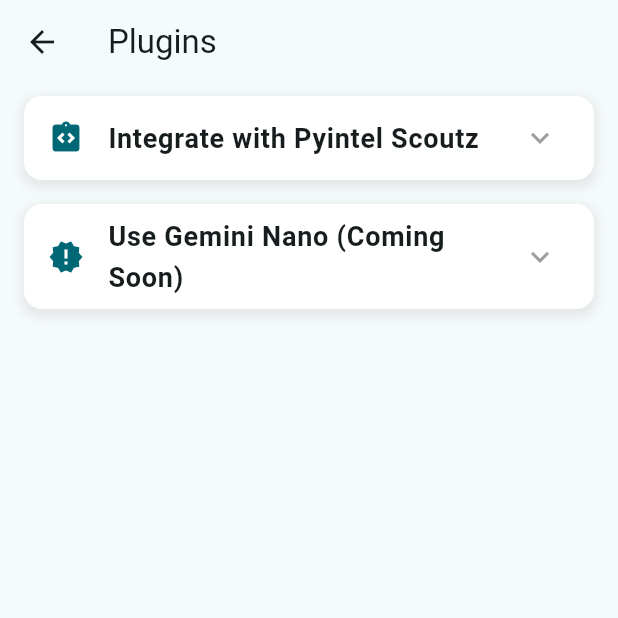
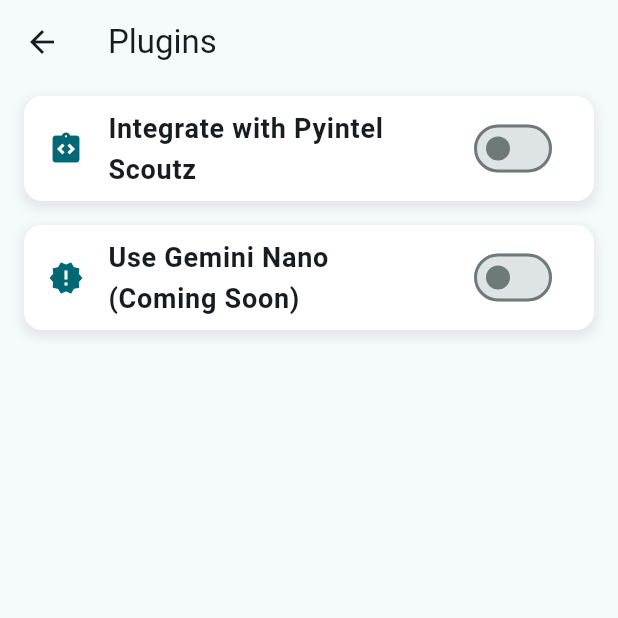
Before and after one commit to riteshrajas/Scout-Ops-Android, a Flutter app: the screen it shows after launch, after a tap on the "extension" icon, on a phone screen of 412 x 824 dp, the top half of it. Run offline on Flutter 3.47's test engine with Material 3 defaults, Android fonts, the phone set to English and light mode, and no system bars; our stand-ins replace carousel_slider, dotted_border, flutter_rating_bar, google_fonts, hive, hive_flutter and 3 more; accounts and stored records are empty.

```diff
--- a/lib/pages/plugins.dart
+++ b/lib/pages/plugins.dart
@@ -1,4 +1,5 @@
 import 'dart:convert';
+
 import 'package:flutter/material.dart';
 import 'package:hive/hive.dart';
 import 'package:http/http.dart' as http;
@@ -15,6 +16,10 @@
   final TextEditingController _controllerIp = TextEditingController();
   final TextEditingController _controllerDeviceName = TextEditingController();
   Color _testButtonColor = Colors.blue;
+  Map<String, bool> _pluginSwitchStates = {
+    'Pyintel Scoutz': false,
+    'Gemini Nano': false,
+  };
 
   @override
   void initState() {
@@ -28,12 +33,22 @@
     String deviceName = box.get('deviceName', defaultValue: '');
     _controllerIp.text = ipAddress;
     _controllerDeviceName.text = deviceName;
+
+    // Load switch states
+    _pluginSwitchStates['Pyintel Scoutz'] =
+        box.get('Pyintel Scoutz', defaultValue: false);
+    _pluginSwitchStates['Gemini Nano'] =
+        box.get('Gemini Nano', defaultValue: false);
   }
 
   void _saveSettings() {
     var box = Hive.box('settings');
     box.put('ipAddress', _controllerIp.text);
     box.put('deviceName', _controllerDeviceName.text);
+
+    // Save switch states
+    box.put('Pyintel Scoutz', _pluginSwitchStates['Pyintel Scoutz']);
+    box.put('Gemini Nano', _pluginSwitchStates['Gemini Nano']);
   }
 
   @override
@@ -48,12 +63,7 @@
             context,
             title: 'Integrate with Pyintel Scoutz',
             icon: Icons.integration_instructions,
-            onTap: () {
-              setState(() {
-                _isExpanded = !_isExpanded;
-              });
-            },
-            isExpanded: _isExpanded,
+            pluginKey: 'Pyintel Scoutz',
             controllerIp: _controllerIp,
             controllerDeviceName: _controllerDeviceName,
             testButtonColor: _testButtonColor,
@@ -62,10 +72,7 @@
             context,
             title: 'Use Gemini Nano (Coming Soon)',
             icon: Icons.new_releases,
-            onTap: () {
-              // Your onTap functionality here
-            },
-            isExpanded: false,
+            pluginKey: 'Gemini Nano',
             controllerIp: null,
             controllerDeviceName: null,
             testButtonColor: _testButtonColor,
@@ -78,21 +85,18 @@
   Widget _buildPluginTile(BuildContext context,
       {required String title,
       required IconData icon,
-        required VoidCallback onTap,
-        required bool isExpanded,
+      required String pluginKey,
       TextEditingController? controllerIp,
       TextEditingController? controllerDeviceName,
       required Color testButtonColor}) {
     return InkWell(
-      onTap: onTap,
-      splashColor: Theme
-          .of(context)
-          .primaryColor
-          .withOpacity(0.3),
-      highlightColor: Theme
-          .of(context)
-          .primaryColor
-          .withOpacity(0.1),
+      onTap: () {
+        setState(() {
+          _isExpanded = !_isExpanded;
+        });
+      },
+      splashColor: Theme.of(context).primaryColor.withOpacity(0.3),
+      highlightColor: Theme.of(context).primaryColor.withOpacity(0.1),
       child: Container(
         margin: const EdgeInsets.symmetric(horizontal: 16, vertical: 8),
         decoration: BoxDecoration(
@@ -110,9 +114,7 @@
         child: Column(
           children: [
             ListTile(
-              leading: Icon(icon, color: Theme
-                  .of(context)
-                  .primaryColor),
+              leading: Icon(icon, color: Theme.of(context).primaryColor),
               title: Text(
                 title,
                 style: const TextStyle(
@@ -120,15 +122,23 @@
                   fontWeight: FontWeight.w600,
                 ),
               ),
-              trailing: Icon(isExpanded ? Icons.expand_less : Icons.expand_more,
-                  color: Colors.grey),
+              trailing: Switch(
+                value: _pluginSwitchStates[pluginKey]!,
+                onChanged: (bool value) {
+                  setState(() {
+                    _pluginSwitchStates[pluginKey] = value;
+                    _saveSettings(); // Save state when changed
+                  });
+                },
               ),
-            if (isExpanded)
+            ),
+            if (_isExpanded && _pluginSwitchStates[pluginKey]!)
               Padding(
                 padding:
                     const EdgeInsets.symmetric(horizontal: 16, vertical: 8),
                 child: Column(
                   children: [
+                    if (controllerIp != null)
                       TextField(
                         controller: controllerIp,
                         decoration: const InputDecoration(
@@ -136,6 +146,7 @@
                           border: OutlineInputBorder(),
                         ),
                       ),
+                    if (controllerDeviceName != null) ...[
                       SizedBox(height: 8),
                       TextField(
                         controller: controllerDeviceName,
@@ -144,6 +155,7 @@
                           border: OutlineInputBorder(),
                         ),
                       ),
+                    ],
                     SizedBox(height: 16),
                     Row(
                       mainAxisAlignment: MainAxisAlignment.spaceBetween,
@@ -173,14 +185,16 @@
                             }
                           },
                           icon: const Icon(Icons.wifi),
-                          label: const Text('Test Connection',),
+                          label: const Text(
+                            'Test Connection',
+                          ),
                           style: ElevatedButton.styleFrom(
                             backgroundColor: testButtonColor,
                             // Dynamically set the color
                             padding: const EdgeInsets.symmetric(
                                 horizontal: 16, vertical: 12),
-                            textStyle: TextStyle(fontSize: 16,
-                                color: _testButtonColor),
+                            textStyle: TextStyle(
+                                fontSize: 16, color: _testButtonColor),
                           ),
                         ),
                         ElevatedButton.icon(
@@ -251,3 +265,9 @@
     );
   }
 }
+
+Future<bool> fetchPyintelScoutzServerStatus() async {
+  var box = Hive.box('settings');
+  bool pyintelScoutzState = box.get('Pyintel Scoutz', defaultValue: false);
+  return pyintelScoutzState;
+}
```
Also changed, not shown: lib/components/SwipeCards.dart (+19 -11 lines), lib/experiments/main.dart (+50 -18 lines), lib/pages/actions/QrGenerator.dart (+55 -25 lines), lib/pages/actions/compactifier.dart (+0 -26 lines), lib/pages/components/DataBase.dart (+32 -17 lines), lib/pages/logs.dart (+55 -74 lines), lib/pages/match/Auton.dart (+0 -11 lines), lib/pages/match/EndGame.dart (+0 -8 lines), lib/pages/match/TeleOperated.dart (+0 -11 lines). Lines whose indentation alone changed are shown as unchanged.
